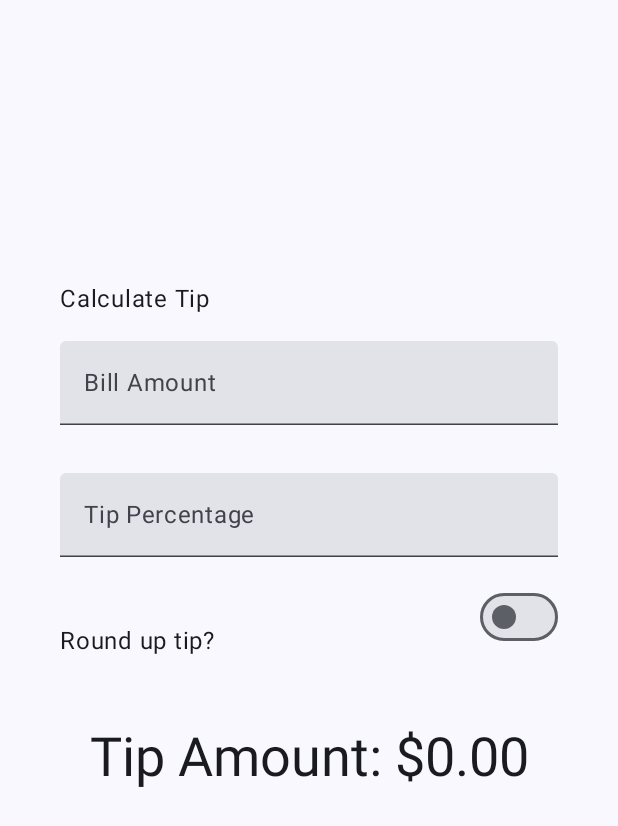
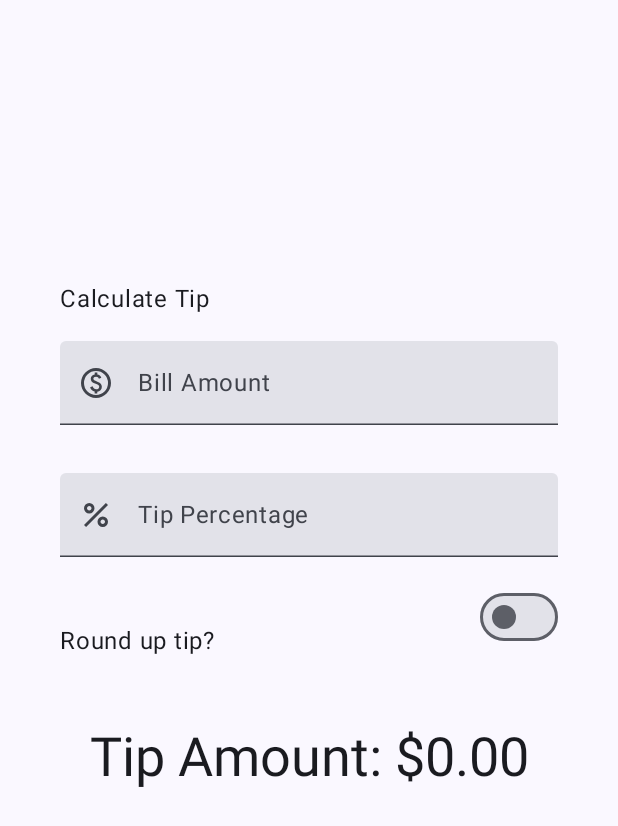
Before and after one commit to dlwngud/compose, an Android app built with Jetpack Compose: the screen it shows after launch (MainActivity), on a phone screen of 412 x 824 dp. Shown: the top 826 px of the screen. Run offline under Robolectric (Android 15) with nearby library versions, the phone set to English and light mode, and no system bars.

Commit message:
[feat] 팁 계산 앱 구현 텍스트 필드에 선행 아이콘 추가

```diff
--- a/tiptime/src/main/java/com/wngud/tiptime/MainActivity.kt
+++ b/tiptime/src/main/java/com/wngud/tiptime/MainActivity.kt
@@ -3,6 +3,7 @@ package com.wngud.tiptime
 import android.os.Bundle
 import androidx.activity.ComponentActivity
 import androidx.activity.compose.setContent
+import androidx.annotation.DrawableRes
 import androidx.annotation.StringRes
 import androidx.compose.foundation.layout.Arrangement
 import androidx.compose.foundation.layout.Column
@@ -13,26 +14,26 @@ import androidx.compose.foundation.layout.fillMaxWidth
 import androidx.compose.foundation.layout.height
 import androidx.compose.foundation.layout.padding
 import androidx.compose.foundation.layout.safeDrawingPadding
-import androidx.compose.foundation.layout.size
 import androidx.compose.foundation.layout.statusBarsPadding
 import androidx.compose.foundation.layout.wrapContentWidth
 import androidx.compose.foundation.rememberScrollState
 import androidx.compose.foundation.text.KeyboardOptions
 import androidx.compose.foundation.verticalScroll
 import androidx.compose.material3.ExperimentalMaterial3Api
+import androidx.compose.material3.Icon
 import androidx.compose.material3.MaterialTheme
 import androidx.compose.material3.Surface
 import androidx.compose.material3.Switch
 import androidx.compose.material3.Text
 import androidx.compose.material3.TextField
 import androidx.compose.runtime.Composable
-import androidx.compose.runtime.MutableState
 import androidx.compose.runtime.getValue
 import androidx.compose.runtime.mutableStateOf
 import androidx.compose.runtime.remember
 import androidx.compose.runtime.setValue
 import androidx.compose.ui.Alignment
 import androidx.compose.ui.Modifier
+import androidx.compose.ui.res.painterResource
 import androidx.compose.ui.res.stringResource
 import androidx.compose.ui.text.input.ImeAction
 import androidx.compose.ui.text.input.KeyboardType
@@ -85,6 +86,7 @@ fun TipTimeLayout() {
         EditNumberField(
             label = R.string.bill_amount,
             value = amountInput,
+            leadingIcon = R.drawable.money,
             onValueChange = { amountInput = it },
             keyboardOptions = KeyboardOptions.Default.copy(
                 keyboardType = KeyboardType.Number,
@@ -97,8 +99,9 @@ fun TipTimeLayout() {
         EditNumberField(
             label = R.string.how_was_the_service,
             value = tipInput,
+            leadingIcon = R.drawable.percent,
             onValueChange = { tipInput = it },
-            KeyboardOptions.Default.copy(
+            keyboardOptions = KeyboardOptions.Default.copy(
                 keyboardType = KeyboardType.Number,
                 imeAction = ImeAction.Done
             ),
@@ -123,6 +126,7 @@ fun TipTimeLayout() {
 @Composable
 fun EditNumberField(
     @StringRes label: Int,
+    @DrawableRes leadingIcon: Int,
     value: String,
     onValueChange: (String) -> Unit,
     keyboardOptions: KeyboardOptions,
@@ -130,6 +134,7 @@ fun EditNumberField(
 ) {
     TextField(
         value = value,
+        leadingIcon = { Icon(painter = painterResource(id = leadingIcon), null) },
         onValueChange = onValueChange,
         label = { Text(stringResource(id = label)) },
         singleLine = true,
@@ -175,7 +180,7 @@ fun GreetingPreview() {
     Compose1Theme {
         RoundTheTipRow(
             roundUp = true,
-            onRoundUpChanged = {  },
+            onRoundUpChanged = { },
             modifier = Modifier.padding(bottom = 32.dp)
         )
     }
--- /dev/null
+++ b/tiptime/src/main/res/drawable/money.xml
@@ -0,0 +1,9 @@
+<vector xmlns:android="http://schemas.android.com/apk/res/android"
+    android:width="24dp"
+    android:height="24dp"
+    android:viewportWidth="960"
+    android:viewportHeight="960">
+  <path
+      android:fillColor="@android:color/white"
+      android:pathData="M444,760L514,760L514,710Q564,701 600,671Q636,641 636,582Q636,540 612,505Q588,470 516,444Q456,424 433,409Q410,394 410,368Q410,342 428.5,327Q447,312 482,312Q514,312 532,327.5Q550,343 558,366L622,340Q611,305 581.5,279Q552,253 516,250L516,200L446,200L446,250Q396,261 368,294Q340,327 340,368Q340,415 367.5,444Q395,473 454,494Q517,517 541.5,535Q566,553 566,582Q566,615 542.5,630.5Q519,646 486,646Q453,646 427.5,625.5Q402,605 390,564L324,590Q338,638 367.5,667.5Q397,697 444,708L444,760ZM480,880Q397,880 324,848.5Q251,817 197,763Q143,709 111.5,636Q80,563 80,480Q80,397 111.5,324Q143,251 197,197Q251,143 324,111.5Q397,80 480,80Q563,80 636,111.5Q709,143 763,197Q817,251 848.5,324Q880,397 880,480Q880,563 848.5,636Q817,709 763,763Q709,817 636,848.5Q563,880 480,880ZM480,800Q614,800 707,707Q800,614 800,480Q800,346 707,253Q614,160 480,160Q346,160 253,253Q160,346 160,480Q160,614 253,707Q346,800 480,800ZM480,480Q480,480 480,480Q480,480 480,480Q480,480 480,480Q480,480 480,480Q480,480 480,480Q480,480 480,480Q480,480 480,480Q480,480 480,480Z"/>
+</vector>
--- /dev/null
+++ b/tiptime/src/main/res/drawable/percent.xml
@@ -0,0 +1,9 @@
+<vector xmlns:android="http://schemas.android.com/apk/res/android"
+    android:width="24dp"
+    android:height="24dp"
+    android:viewportWidth="960"
+    android:viewportHeight="960">
+  <path
+      android:fillColor="@android:color/white"
+      android:pathData="M300,440Q242,440 201,399Q160,358 160,300Q160,242 201,201Q242,160 300,160Q358,160 399,201Q440,242 440,300Q440,358 399,399Q358,440 300,440ZM300,360Q325,360 342.5,342.5Q360,325 360,300Q360,275 342.5,257.5Q325,240 300,240Q275,240 257.5,257.5Q240,275 240,300Q240,325 257.5,342.5Q275,360 300,360ZM660,800Q602,800 561,759Q520,718 520,660Q520,602 561,561Q602,520 660,520Q718,520 759,561Q800,602 800,660Q800,718 759,759Q718,800 660,800ZM660,720Q685,720 702.5,702.5Q720,685 720,660Q720,635 702.5,617.5Q685,600 660,600Q635,600 617.5,617.5Q600,635 600,660Q600,685 617.5,702.5Q635,720 660,720ZM216,800L160,744L744,160L800,216L216,800Z"/>
+</vector>
```
